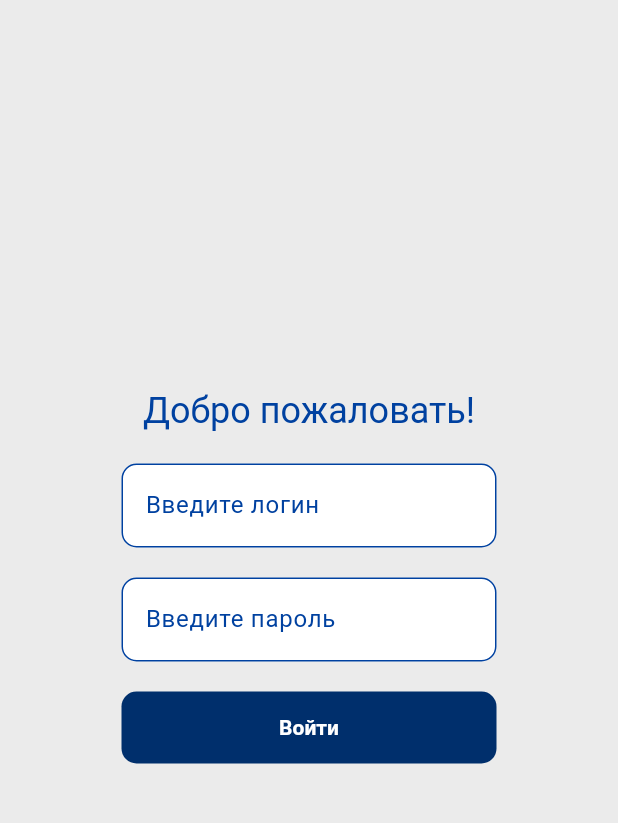
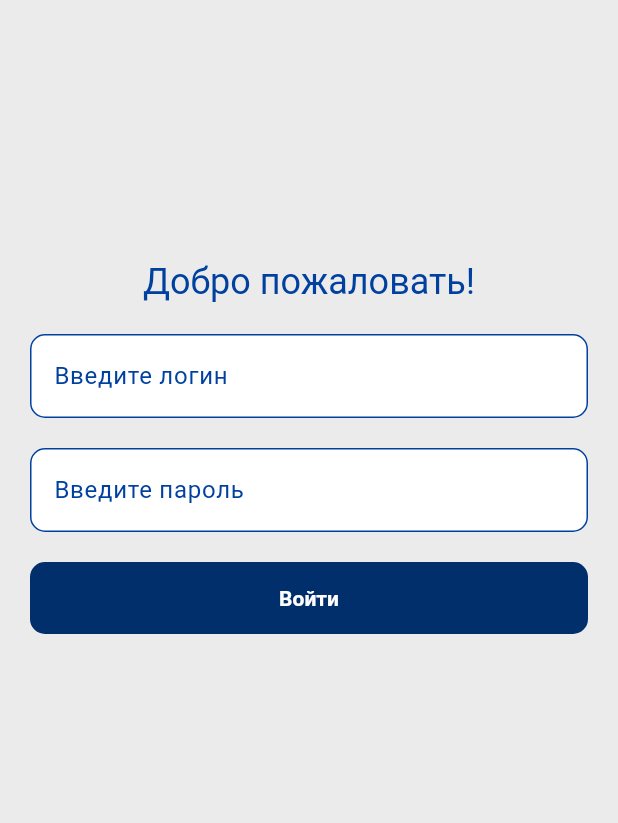
Before and after one commit to StasShevchenko/FlutterSummerPractice, a Flutter app: the screen it shows after launch, on a phone screen of 412 x 824 dp, the part 84-907 px from its top. Run offline on Flutter 3.47's test engine with Material 2 defaults, Android fonts, the phone set to English and light mode, and no system bars; our stand-ins replace flutter_svg, google_fonts, table_calendar; missing offline and left inert: dart:ffi.

Commit message:
added correct operation of input fields. The content on the authorization screen is positioned so that it is not pressed by the keyboard. added reverse route on home screen when notification button is clicked

```diff
--- a/lib/main.dart
+++ b/lib/main.dart
@@ -1,5 +1,4 @@
 import 'package:flutter/material.dart';
-import 'package:flutter_summer_practice/presentation/home_page/home_page.dart';
 import 'package:flutter_summer_practice/presentation/login_page/login_page.dart';
 import 'package:flutter_summer_practice/presentation/theme/app_theme.dart';
 import 'package:intl/date_symbol_data_local.dart';
@@ -18,12 +17,7 @@ class MyApp extends StatelessWidget {
       themeMode: ThemeMode.light,
       theme: appTheme(),
       debugShowCheckedModeBanner: false,
-      home: Listener(
-          onPointerDown: (PointerDownEvent event) =>
-              FocusManager.instance.primaryFocus?.unfocus(),
-         child: LoginPage(),
-         // child: const HomePage(title: 'Привет, Мишаня!')
-      ),
+      home: LoginPage(),
     );
   }
 }
--- a/lib/presentation/home_page/home_page.dart
+++ b/lib/presentation/home_page/home_page.dart
@@ -33,7 +33,7 @@ class HomePage extends StatelessWidget {
                 height: 35,
                 width: 35,
                 child: IconButton(
-                  onPressed: () {},
+                  onPressed: () {Navigator.of(context).pop();},
                   icon: SvgPicture.asset(
                     'assets/icons/bell_icon.svg',
                   ),
--- a/lib/presentation/login_page/login_page.dart
+++ b/lib/presentation/login_page/login_page.dart
@@ -44,7 +44,6 @@ class _LoginPageState extends State<LoginPage> {
         return;
       } else {
         if (login == 'Михаил' && password == 'Михаил') {
-          Navigator.of(context).pop();
           Navigator.of(context).push(MaterialPageRoute(
               builder: (context) => const HomePage(
                     title: 'Привет, Мишаня!',
@@ -67,56 +66,65 @@ class _LoginPageState extends State<LoginPage> {
     );
 
     return Scaffold(
+      resizeToAvoidBottomInset: false,
       backgroundColor: AppColors.background,
       appBar: AppBar(
         leading: Center(child: companyIcon),
         title: const Text('Авторизация'),
       ),
-        body: Center(
+      body: Padding(
+        padding: const EdgeInsets.symmetric(horizontal: 20),
         child: Column(
           mainAxisAlignment: MainAxisAlignment.center,
           children: [
-              Text(
+            const Spacer(
+              flex: 1,
+            ),
+            Container(
+              alignment: Alignment.center,
+              width: double.maxFinite,
+              child: Text(
                 'Добро пожаловать!',
                 style: Theme.of(context).textTheme.titleLarge,
+              ),
             ),
             const SizedBox(
               height: 20,
             ),
-              Container(
-                width: 250,
-                child: TextField(
+            TextField(
+              onTapOutside: (_) => FocusScope.of(context).unfocus(),
               textInputAction: TextInputAction.next,
               textCapitalization: TextCapitalization.sentences,
               onChanged: (value) => _enterLogin(value),
               decoration: InputDecoration(
                   labelText: 'Введите логин', errorText: loginErrorText),
             ),
+            const SizedBox(
+              height: 20,
+            ),
+            TextField(
+              onTapOutside: (_) => FocusScope.of(context).unfocus(),
+              onChanged: (value) => _enterPassword(value),
+              obscureText: true,
+              decoration: InputDecoration(
+                  labelText: 'Введите пароль', errorText: passwordErrorText),
             ),
             const SizedBox(
               height: 20,
             ),
             SizedBox(
-                width: 250,
-                child: TextField(
-                  onChanged: (value) => _enterPassword(value),
-                  obscureText: true,
-                  decoration: InputDecoration(
-                      labelText: 'Введите пароль',
-                      errorText: passwordErrorText),
-                ),
-              ),
-              const SizedBox(
-                height: 20,
-              ),
-              SizedBox(
-                  width: 250,
+              width: double.maxFinite,
               child: ElevatedButton(
                 onPressed: _login,
                 child: const Text('Войти'),
-                  )),
+              ),
+            ),
+            const Spacer(
+              flex: 2,
+            )
           ],
         ),
-        ));
+      ),
+    );
   }
 }
```
Lines whose indentation alone changed are shown as unchanged.
